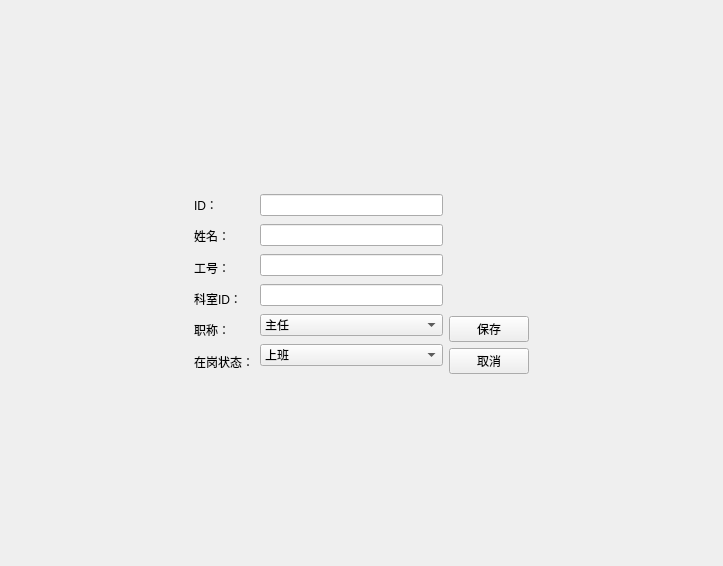
Before: the Qt Designer form lab3/doctoreditview.ui in zjl8881/2023414290140, drawn with Qt 5.
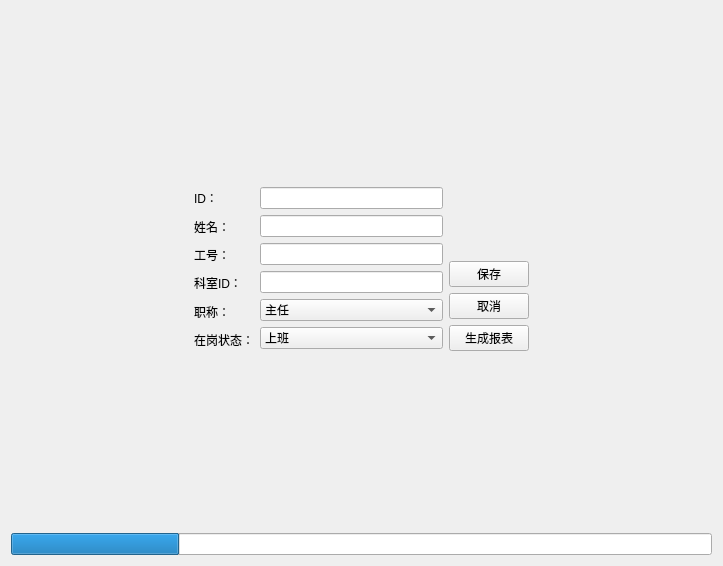
After: the same form once the commit is applied.

```diff
--- a/lab3/doctoreditview.ui
+++ b/lab3/doctoreditview.ui
@@ -176,6 +176,13 @@
          </property>
         </widget>
        </item>
+       <item>
+        <widget class="QPushButton" name="btReport">
+         <property name="text">
+          <string>生成报表</string>
+         </property>
+        </widget>
+       </item>
       </layout>
      </item>
      <item>
@@ -206,6 +213,16 @@
      </property>
     </spacer>
    </item>
+   <item>
+    <widget class="QProgressBar" name="progressBar">
+     <property name="value">
+      <number>24</number>
+     </property>
+     <property name="textVisible">
+      <bool>false</bool>
+     </property>
+    </widget>
+   </item>
   </layout>
  </widget>
  <resources/>
```
